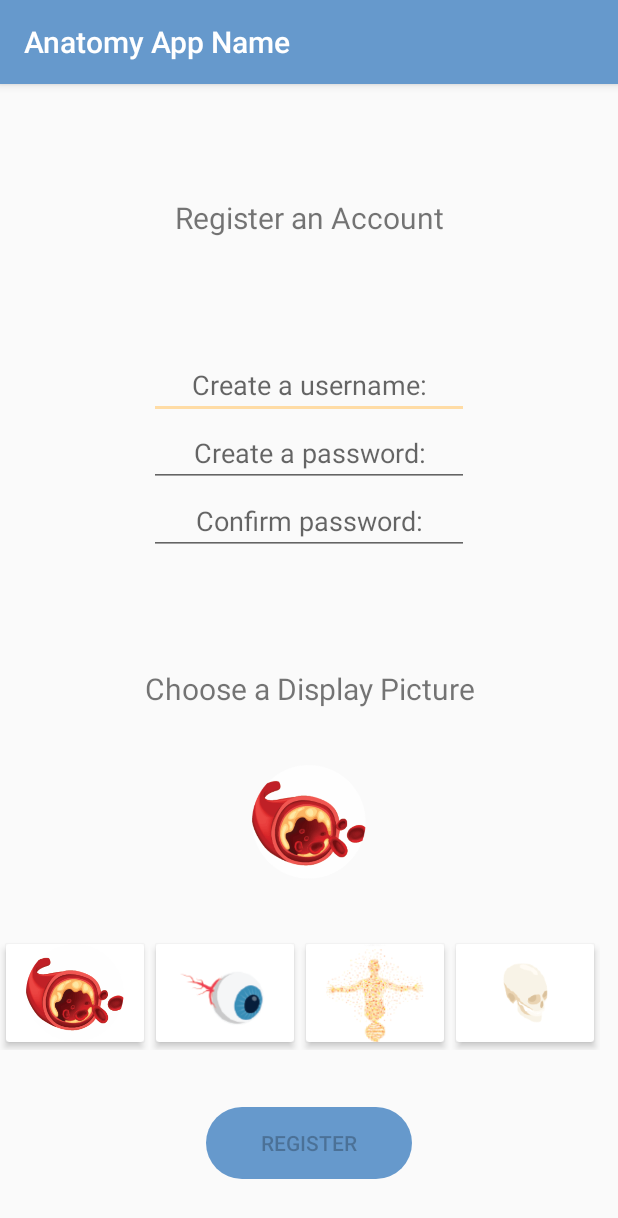
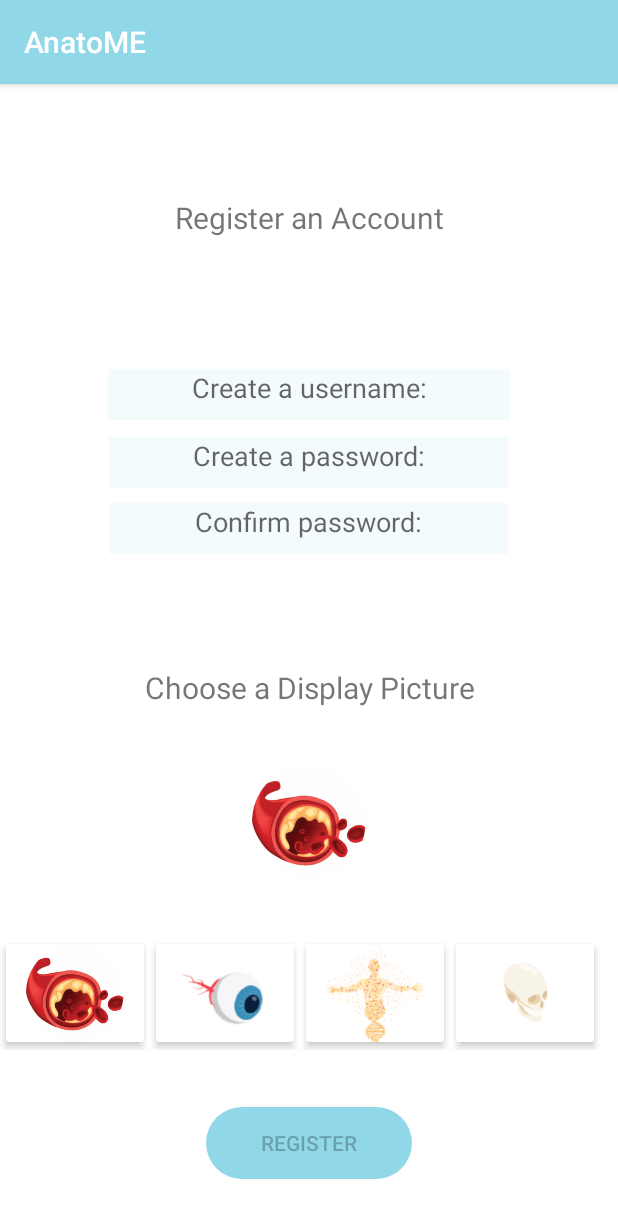
Before and after one commit to cathyxu99/infs3634assignment1, an Android app: the RegisterActivity screen opened directly, with no data from a screen before it, on a phone screen of 412 x 824 dp. Shown: the top 1218 px of the screen. Run offline under Robolectric (Android 15) with nearby library versions, the phone set to English and light mode, and no system bars; our stand-ins replace Room's generated code; Roboto replaces fonts that are not available here.

Commit message:
UI changes

```diff
--- a/app/src/main/res/drawable/normal_button.xml
+++ b/app/src/main/res/drawable/normal_button.xml
@@ -1,5 +1,5 @@
 <?xml version="1.0" encoding="utf-8"?>
 <shape xmlns:android="http://schemas.android.com/apk/res/android" android:shape="rectangle">
-    <solid android:color = "#6699CC"/>
+    <solid android:color = "#90D8E8"/>
     <corners android:radius="50dp"/>
 </shape>
--- a/app/src/main/res/drawable/normal_button_corners.xml
+++ b/app/src/main/res/drawable/normal_button_corners.xml
@@ -1,4 +1,4 @@
 <?xml version="1.0" encoding="utf-8"?>
 <shape xmlns:android="http://schemas.android.com/apk/res/android" android:shape="rectangle">
-    <solid android:color = "#6699CC"/>
+    <solid android:color = "#90D8E8"/>
 </shape>
--- a/app/src/main/res/drawable/solid_line_button.xml
+++ b/app/src/main/res/drawable/solid_line_button.xml
@@ -1,5 +1,5 @@
 <?xml version="1.0" encoding="utf-8"?>
 <shape xmlns:android="http://schemas.android.com/apk/res/android" android:shape="rectangle">
-<stroke android:color="#76b4bd" android:width="1dp"/>
+<stroke android:color="#90D8E8" android:width="1dp"/>
     <solid android:color="#FFFFFF"/>
 </shape>
--- a/app/src/main/res/drawable/solid_line_button_blue.xml
+++ b/app/src/main/res/drawable/solid_line_button_blue.xml
@@ -1,5 +1,5 @@
 <?xml version="1.0" encoding="utf-8"?>
 <shape xmlns:android="http://schemas.android.com/apk/res/android" android:shape="rectangle">
-    <stroke android:color="#76b4bd" android:width="1dp"/>
-    <solid android:color="#76b4bd"/>
+    <stroke android:color="#90D8E8" android:width="1dp"/>
+    <solid android:color="#90D8E8"/>
 </shape>
--- a/app/src/main/res/layout/activity_blank_home.xml
+++ b/app/src/main/res/layout/activity_blank_home.xml
@@ -17,7 +17,8 @@
         android:layout_width="match_parent"
         android:layout_height="0dp"
         android:layout_weight="0.75"
-        android:orientation="horizontal">
+        android:orientation="horizontal"
+        android:background="#00FFFFFF">
 
         <ImageView
             android:id="@+id/userDp"
--- a/app/src/main/res/layout/activity_register.xml
+++ b/app/src/main/res/layout/activity_register.xml
@@ -5,7 +5,8 @@
     android:layout_width="match_parent"
     android:layout_height="match_parent"
     android:orientation="vertical"
-    tools:context=".RegisterActivity">
+    tools:context=".RegisterActivity"
+    android:background="#FFFFFF">
 
     <Space
         android:layout_width="match_parent"
@@ -22,37 +23,48 @@
         android:textSize="20dp" />
 
     <Space
-        android:layout_width="match_parent"
-        android:layout_height="0dp"
+        android:layout_width="442dp"
+        android:layout_height="12dp"
         android:layout_weight="1" />
 
     <EditText
         android:id="@+id/newUsername"
-        android:layout_width="wrap_content"
-        android:layout_height="wrap_content"
+        android:layout_width="268dp"
+        android:layout_height="34dp"
         android:layout_gravity="center"
+        android:background="#1A90D8E8"
         android:ems="10"
         android:fontFamily="@font/roboto"
         android:gravity="center_horizontal"
         android:hint="Create a username:"
         android:inputType="textPersonName" />
 
+    <Space
+        android:layout_width="match_parent"
+        android:layout_height="11dp" />
+
     <EditText
         android:id="@+id/newPassword"
-        android:layout_width="wrap_content"
-        android:layout_height="wrap_content"
+        android:layout_width="266dp"
+        android:layout_height="34dp"
         android:layout_gravity="center"
+        android:background="#1A90D8E8"
         android:ems="10"
         android:fontFamily="@font/roboto"
         android:gravity="center_horizontal"
         android:hint="Create a password:"
         android:inputType="textPassword" />
 
+    <Space
+        android:layout_width="match_parent"
+        android:layout_height="10dp" />
+
     <EditText
         android:id="@+id/newPasswordConfirmed"
-        android:layout_width="wrap_content"
-        android:layout_height="wrap_content"
+        android:layout_width="266dp"
+        android:layout_height="34dp"
         android:layout_gravity="center"
+        android:background="#1A90D8E8"
         android:ems="10"
         android:fontFamily="@font/roboto"
         android:gravity="center_horizontal"
@@ -85,7 +97,8 @@
         android:layout_height="0dp"
         android:layout_weight="1"
         android:scaleType="fitCenter"
-        android:src="@drawable/brain" />
+        android:src="@drawable/brain"
+       />
 
     <Space
         android:layout_width="match_parent"
--- a/app/src/main/res/layout/fragment_detail_fragment_progress.xml
+++ b/app/src/main/res/layout/fragment_detail_fragment_progress.xml
@@ -5,7 +5,8 @@
     android:layout_width="match_parent"
     android:layout_height="match_parent"
     tools:context=".ProgressPage.DetailFragmentProgress"
-    android:orientation="vertical">
+    android:orientation="vertical"
+    android:background="@drawable/bg2">
 
     <TextView
         android:id="@+id/levelName"
--- a/app/src/main/res/values/colors.xml
+++ b/app/src/main/res/values/colors.xml
@@ -1,6 +1,6 @@
 <?xml version="1.0" encoding="utf-8"?>
 <resources>
-    <color name="colorPrimary">#6699cc</color>
-    <color name="colorPrimaryDark">#6699cc</color>
+    <color name="colorPrimary">#90D8E8</color>
+    <color name="colorPrimaryDark">#90D8E8</color>
     <color name="colorAccent">#FFDCA5</color>
 </resources>
--- a/app/src/main/res/values/strings.xml
+++ b/app/src/main/res/values/strings.xml
@@ -1,5 +1,5 @@
 <resources>
-    <string name="app_name">Anatomy App Name</string>
+    <string name="app_name">AnatoME</string>
     <string name="title_activity_home">HomeActivity</string>
     <string name="navigation_drawer_open">Open navigation  drawer</string>
     <string name="navigation_drawer_close">Close navigation drawer</string>
```
